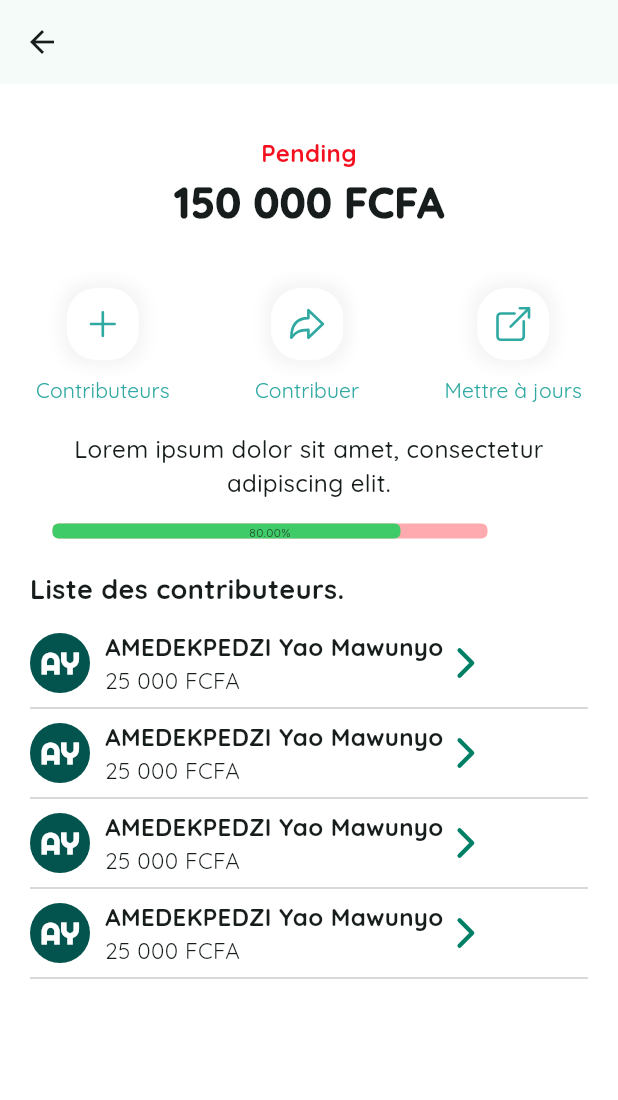
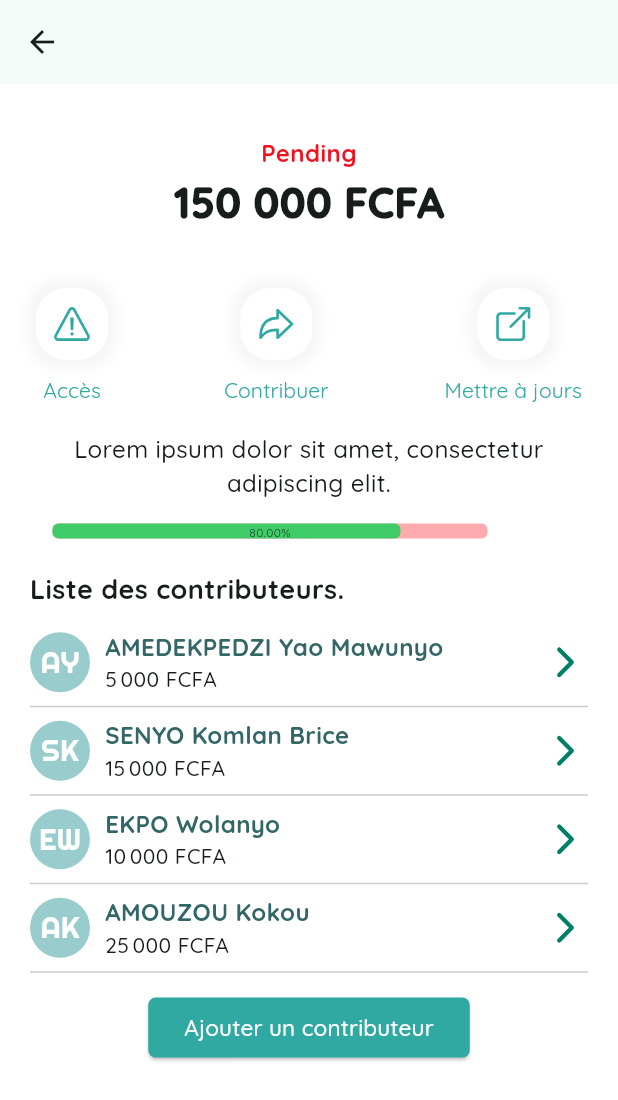
Before and after one commit to Yao228/Likya-App, a Flutter app: the DetailFundRaisingPage screen opened directly with empty values, on a phone screen of 412 x 824 dp. Shown: the top 1100 px of the screen. Run offline on Flutter 3.47's test engine with Material 3 defaults, Android fonts, the phone set to English and light mode, and no system bars; drawn by our look-alikes of percent_indicator; our stand-ins replace bloc, dartz, dio, flutter_bloc, flutter_dotenv, get and 5 more; missing offline and left inert: intl_phone_number_field; accounts and stored records are empty; network calls fail.

Commit message:
Contributors list

```diff
--- a/lib/common/widgets/contributor_item.dart
+++ b/lib/common/widgets/contributor_item.dart
@@ -0,0 +1,78 @@
+import 'package:flutter/material.dart';
+import 'package:intl/intl.dart';
+import 'package:likya_app/presentation/contributors/datails_contributors.dart';
+import 'package:likya_app/utils/utils.dart';
+
+Widget contributorItem(
+  String contributorID,
+  BuildContext context,
+  IconData iconName,
+  String contributorName,
+  String contributorAmount,
+) {
+  return Row(
+    mainAxisAlignment: MainAxisAlignment.spaceBetween,
+    children: [
+      Row(
+        mainAxisAlignment: MainAxisAlignment.start,
+        children: [
+          CircleAvatar(
+            radius: 20,
+            backgroundColor: Color(0xFF99CCCC),
+            child: Text(
+              getInitials(contributorName),
+              style: TextStyle(
+                fontSize: 20,
+                fontWeight: FontWeight.w500,
+                color: Colors.white,
+                fontFamily: 'Righteous',
+              ),
+            ),
+          ),
+          SizedBox(width: 10),
+          ConstrainedBox(
+            constraints: BoxConstraints(maxWidth: 248),
+            child: Column(
+              crossAxisAlignment: CrossAxisAlignment.start,
+              mainAxisAlignment: MainAxisAlignment.center,
+              children: [
+                Text(
+                  contributorName,
+                  style: TextStyle(
+                    fontSize: 16,
+                    fontWeight: FontWeight.bold,
+                    color: Color(0xFF336666),
+                  ),
+                ),
+                Text(
+                  NumberFormat.currency(
+                          locale: 'fr_FR', symbol: 'FCFA', decimalDigits: 0)
+                      .format(double.parse(contributorAmount)),
+                  style: TextStyle(fontWeight: FontWeight.w500),
+                ),
+              ],
+            ),
+          ),
+        ],
+      ),
+      InkWell(
+        onTap: () {
+          Navigator.push(
+            context,
+            MaterialPageRoute(
+              builder: (context) => DetailsContributors(
+                contributorID: contributorID,
+                contributorName: contributorName,
+              ),
+            ),
+          );
+        },
+        child: Icon(
+          iconName,
+          color: Color(0xFF007F67),
+          size: 30,
+        ),
+      ),
+    ],
+  );
+}
--- a/lib/main.dart
+++ b/lib/main.dart
@@ -17,7 +17,7 @@ void main() async {
   WidgetsFlutterBinding.ensureInitialized();
   String? userRole = await ApiService().getRole();
   LocalStorageService.putString(LocalStorageService.userRole, userRole!);
-  LocalStorageService.deleteKey(LocalStorageService.token);
+  //LocalStorageService.deleteKey(LocalStorageService.token);
 
   final prefs = await SharedPreferences.getInstance();
   final showAuthPage = prefs.getBool('showAuthPage') ?? false;
--- a/lib/presentation/collects/page/detail_fund_raising_page.dart
+++ b/lib/presentation/collects/page/detail_fund_raising_page.dart
@@ -1,6 +1,7 @@
 import 'package:flutter/material.dart';
 import 'package:ionicons/ionicons.dart';
-import 'package:likya_app/utils/utils.dart';
+import 'package:likya_app/common/widgets/contributor_item.dart';
+import 'package:likya_app/presentation/contributors/add_contributors.dart';
 import 'package:percent_indicator/linear_percent_indicator.dart';
 
 class DetailFundRaisingPage extends StatefulWidget {
@@ -48,6 +49,8 @@ class _DetailFundRaisingPageState extends State<DetailFundRaisingPage> {
                 collectContributorsTitle(),
                 const SizedBox(height: 15),
                 collectContributors(),
+                const SizedBox(height: 5),
+                addContributors(),
               ],
             ),
           ),
@@ -114,218 +117,40 @@ class _DetailFundRaisingPageState extends State<DetailFundRaisingPage> {
   Padding collectContributors() {
     return Padding(
       padding: const EdgeInsets.symmetric(horizontal: 10),
-      child: Column(
+      child: ListView(
+        shrinkWrap: true,
+        physics: const NeverScrollableScrollPhysics(),
         children: [
-          Row(
-            children: [
-              CircleAvatar(
-                radius: 20,
-                backgroundColor: Color(0xFF03544F),
-                child: Text(
-                  getInitials('AMEDEKPEDZI Yao Mawunyo'),
-                  style: TextStyle(
-                    fontSize: 20,
-                    fontWeight: FontWeight.w700,
-                    color: Colors.white,
-                    fontFamily: 'Righteous',
-                  ),
-                ),
-              ),
-              SizedBox(width: 10),
-              ConstrainedBox(
-                constraints: BoxConstraints(maxWidth: 248),
-                child: Column(
-                  crossAxisAlignment: CrossAxisAlignment.start,
-                  mainAxisAlignment: MainAxisAlignment.center,
-                  children: [
-                    Text(
-                      "AMEDEKPEDZI Yao Mawunyo",
-                      style: TextStyle(
-                        fontSize: 16,
-                        fontWeight: FontWeight.bold,
-                      ),
-                    ),
-                    Text(
-                      "25 000 FCFA",
-                      style: TextStyle(
-                        fontSize: 15,
-                        fontWeight: FontWeight.normal,
-                      ),
-                    ),
-                  ],
-                ),
-              ),
-              InkWell(
-                onTap: () {
-                  print('Icon tapped!');
-                  // Add your desired functionality here
-                },
-                child: Icon(
-                  Ionicons.chevron_forward_outline,
-                  color: Color(0xFF007F67),
-                  size: 30,
-                ),
-              ),
-            ],
+          contributorItem(
+            '1234',
+            context,
+            Ionicons.chevron_forward_outline,
+            'AMEDEKPEDZI Yao Mawunyo',
+            " 5000.0",
           ),
           Divider(color: Color(0xFFCCCCCC)),
-          Row(
-            children: [
-              CircleAvatar(
-                radius: 20,
-                backgroundColor: Color(0xFF03544F),
-                child: Text(
-                  getInitials('AMEDEKPEDZI Yao Mawunyo'),
-                  style: TextStyle(
-                    fontSize: 20,
-                    fontWeight: FontWeight.w700,
-                    color: Colors.white,
-                    fontFamily: 'Righteous',
-                  ),
-                ),
-              ),
-              SizedBox(width: 10),
-              ConstrainedBox(
-                constraints: BoxConstraints(maxWidth: 248),
-                child: Column(
-                  crossAxisAlignment: CrossAxisAlignment.start,
-                  mainAxisAlignment: MainAxisAlignment.center,
-                  children: [
-                    Text(
-                      "AMEDEKPEDZI Yao Mawunyo",
-                      style: TextStyle(
-                        fontSize: 16,
-                        fontWeight: FontWeight.bold,
-                      ),
-                    ),
-                    Text(
-                      "25 000 FCFA",
-                      style: TextStyle(
-                        fontSize: 15,
-                        fontWeight: FontWeight.normal,
-                      ),
-                    ),
-                  ],
-                ),
-              ),
-              InkWell(
-                onTap: () {
-                  print('Icon tapped!');
-                  // Add your desired functionality here
-                },
-                child: Icon(
-                  Ionicons.chevron_forward_outline,
-                  color: Color(0xFF007F67),
-                  size: 30,
-                ),
-              ),
-            ],
+          contributorItem(
+            '1234',
+            context,
+            Ionicons.chevron_forward_outline,
+            'SENYO Komlan Brice',
+            "15000.0",
           ),
           Divider(color: Color(0xFFCCCCCC)),
-          Row(
-            children: [
-              CircleAvatar(
-                radius: 20,
-                backgroundColor: Color(0xFF03544F),
-                child: Text(
-                  getInitials('AMEDEKPEDZI Yao Mawunyo'),
-                  style: TextStyle(
-                    fontSize: 20,
-                    fontWeight: FontWeight.w700,
-                    color: Colors.white,
-                    fontFamily: 'Righteous',
-                  ),
-                ),
-              ),
-              SizedBox(width: 10),
-              ConstrainedBox(
-                constraints: BoxConstraints(maxWidth: 248),
-                child: Column(
-                  crossAxisAlignment: CrossAxisAlignment.start,
-                  mainAxisAlignment: MainAxisAlignment.center,
-                  children: [
-                    Text(
-                      "AMEDEKPEDZI Yao Mawunyo",
-                      style: TextStyle(
-                        fontSize: 16,
-                        fontWeight: FontWeight.bold,
-                      ),
-                    ),
-                    Text(
-                      "25 000 FCFA",
-                      style: TextStyle(
-                        fontSize: 15,
-                        fontWeight: FontWeight.normal,
-                      ),
-                    ),
-                  ],
-                ),
-              ),
-              InkWell(
-                onTap: () {
-                  print('Icon tapped!');
-                  // Add your desired functionality here
-                },
-                child: Icon(
-                  Ionicons.chevron_forward_outline,
-                  color: Color(0xFF007F67),
-                  size: 30,
-                ),
-              ),
-            ],
+          contributorItem(
+            '1234',
+            context,
+            Ionicons.chevron_forward_outline,
+            'EKPO Wolanyo',
+            "10000.0",
           ),
           Divider(color: Color(0xFFCCCCCC)),
-          Row(
-            children: [
-              CircleAvatar(
-                radius: 20,
-                backgroundColor: Color(0xFF03544F),
-                child: Text(
-                  getInitials('AMEDEKPEDZI Yao Mawunyo'),
-                  style: TextStyle(
-                    fontSize: 20,
-                    fontWeight: FontWeight.w700,
-                    color: Colors.white,
-                    fontFamily: 'Righteous',
-                  ),
-                ),
-              ),
-              SizedBox(width: 10),
-              ConstrainedBox(
-                constraints: BoxConstraints(maxWidth: 248),
-                child: Column(
-                  crossAxisAlignment: CrossAxisAlignment.start,
-                  mainAxisAlignment: MainAxisAlignment.center,
-                  children: [
-                    Text(
-                      "AMEDEKPEDZI Yao Mawunyo",
-                      style: TextStyle(
-                        fontSize: 16,
-                        fontWeight: FontWeight.bold,
-                      ),
-                    ),
-                    Text(
-                      "25 000 FCFA",
-                      style: TextStyle(
-                        fontSize: 15,
-                        fontWeight: FontWeight.normal,
-                      ),
-                    ),
-                  ],
-                ),
-              ),
-              InkWell(
-                onTap: () {
-                  print('Icon tapped!');
-                  // Add your desired functionality here
-                },
-                child: Icon(
-                  Ionicons.chevron_forward_outline,
-                  color: Color(0xFF007F67),
-                  size: 30,
-                ),
-              ),
-            ],
+          contributorItem(
+            '1234',
+            context,
+            Ionicons.chevron_forward_outline,
+            'AMOUZOU Kokou',
+            "25000.0",
           ),
           Divider(color: Color(0xFFCCCCCC)),
         ],
@@ -358,14 +183,14 @@ class _DetailFundRaisingPageState extends State<DetailFundRaisingPage> {
                     ],
                   ),
                   child: Icon(
-                    Ionicons.add_outline,
+                    Ionicons.warning_outline,
                     size: 28,
                     color: Color(0xFF2FA9A2),
                   ),
                 ),
                 const SizedBox(height: 10),
                 const Text(
-                  "Contributeurs",
+                  "Accès",
                   style: TextStyle(
                     color: Color(0xFF2FA9A2),
                     fontSize: 14,
@@ -479,4 +304,32 @@ class _DetailFundRaisingPageState extends State<DetailFundRaisingPage> {
           )),
     );
   }
+
+  Padding addContributors() {
+    return Padding(
+      padding: const EdgeInsets.symmetric(horizontal: 15),
+      child: ElevatedButton(
+        onPressed: () {
+          Navigator.push(
+            context,
+            MaterialPageRoute(builder: (context) => AddContributors()),
+          );
+        },
+        style: ElevatedButton.styleFrom(
+          shape: RoundedRectangleBorder(
+            borderRadius: BorderRadius.circular(5),
+          ),
+          backgroundColor: const Color(0xFF2FA9A2),
+        ),
+        child: Text(
+          'Ajouter un contributeur',
+          style: const TextStyle(
+            fontSize: 15,
+            color: Colors.white,
+            fontWeight: FontWeight.w500,
+          ),
+        ),
+      ),
+    );
+  }
 }
--- /dev/null
+++ b/lib/presentation/contributors/add_contributors.dart
@@ -0,0 +1,15 @@
+import 'package:flutter/material.dart';
+
+class AddContributors extends StatefulWidget {
+  const AddContributors({super.key});
+
+  @override
+  State<AddContributors> createState() => _AddContributorsState();
+}
+
+class _AddContributorsState extends State<AddContributors> {
+  @override
+  Widget build(BuildContext context) {
+    return const Placeholder();
+  }
+}
--- /dev/null
+++ b/lib/presentation/contributors/datails_contributors.dart
@@ -0,0 +1,22 @@
+import 'package:flutter/material.dart';
+
+class DetailsContributors extends StatefulWidget {
+  const DetailsContributors({
+    required this.contributorID,
+    required this.contributorName,
+    super.key,
+  });
+
+  final String contributorName;
+  final String contributorID;
+
+  @override
+  State<DetailsContributors> createState() => _DetailsContributorsState();
+}
+
+class _DetailsContributorsState extends State<DetailsContributors> {
+  @override
+  Widget build(BuildContext context) {
+    return const Placeholder();
+  }
+}
--- /dev/null
+++ b/lib/presentation/contributors/list_contributors.dart
@@ -0,0 +1,15 @@
+import 'package:flutter/material.dart';
+
+class ListContributors extends StatefulWidget {
+  const ListContributors({super.key});
+
+  @override
+  State<ListContributors> createState() => _ListContributorsState();
+}
+
+class _ListContributorsState extends State<ListContributors> {
+  @override
+  Widget build(BuildContext context) {
+    return const Placeholder();
+  }
+}
```
